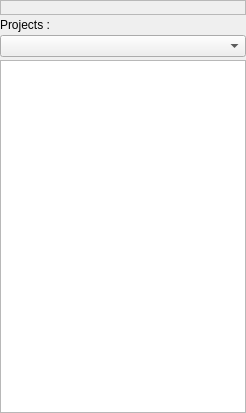
First picture: the form in v2/trunk/monkey/src/projectsmanager/ui/UIProjectsManager.ui, repository testmana2/mks, before the edit.
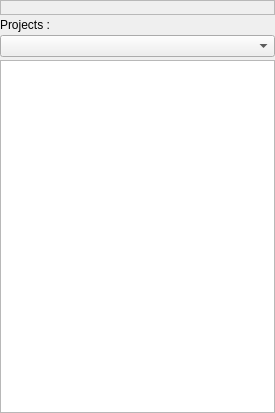
Second picture: the form after the edit. Custom widgets are drawn as their Qt base class.

Commit message: some code cleaning, ehnancement to pTreeComboBox class

```diff
--- a/v2/trunk/monkey/src/projectsmanager/ui/UIProjectsManager.ui
+++ b/v2/trunk/monkey/src/projectsmanager/ui/UIProjectsManager.ui
@@ -5,7 +5,7 @@
    <rect>
     <x>0</x>
     <y>0</y>
-    <width>246</width>
+    <width>275</width>
     <height>413</height>
    </rect>
   </property>
```
The commit also changes 2 other files.
